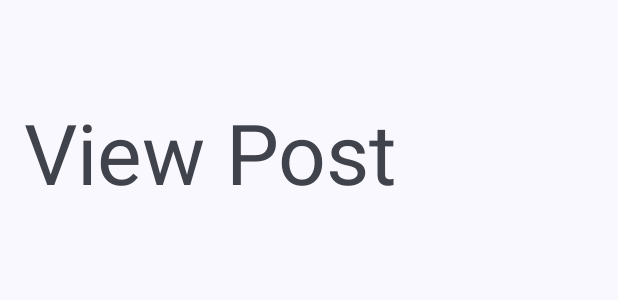
After one commit to namekeptanonymous/COSC341-Project, an Android app: the layout fragment_view_post.xml on its own in the app's theme, with its tools: preview values and no code run, on a phone screen of 412 x 824 dp. The commit adds this screen. Shown: the top 300 px of the screen. Run offline under Robolectric (Android 15) with nearby library versions, the phone set to English and light mode, and no system bars.

Commit message:
Added base ViewPostFragment

```diff
--- /dev/null
+++ b/app/src/main/res/layout/fragment_view_post.xml
@@ -0,0 +1,27 @@
+<?xml version="1.0" encoding="utf-8"?>
+<androidx.constraintlayout.widget.ConstraintLayout xmlns:android="http://schemas.android.com/apk/res/android"
+    xmlns:app="http://schemas.android.com/apk/res-auto"
+    xmlns:tools="http://schemas.android.com/tools"
+    android:id="@+id/addPostLayout"
+    android:layout_width="match_parent"
+    android:layout_height="match_parent"
+    android:paddingBottom="80dp"
+    tools:context=".AddPostFragment">
+
+    <TextView
+        android:id="@+id/screenTitle"
+        style="@style/Widget.AppCompat.TextView"
+        android:layout_width="wrap_content"
+        android:layout_height="wrap_content"
+        android:layout_marginStart="16dp"
+        android:layout_marginTop="64dp"
+        android:fontFamily="sans-serif"
+        android:text="View Post"
+        android:textAllCaps="false"
+        android:textAppearance="@style/TextAppearance.AppCompat.Display3"
+        android:typeface="normal"
+        app:layout_constraintStart_toStartOf="parent"
+        app:layout_constraintTop_toTopOf="parent" />
+
+
+</androidx.constraintlayout.widget.ConstraintLayout>
```
Also changed, not shown: app/src/main/java/com/namekept/cosc341project/ViewPostFragment.java (added, +63 -0 lines), app/src/main/res/navigation/mobile_navigation.xml (+24 -1 lines).
